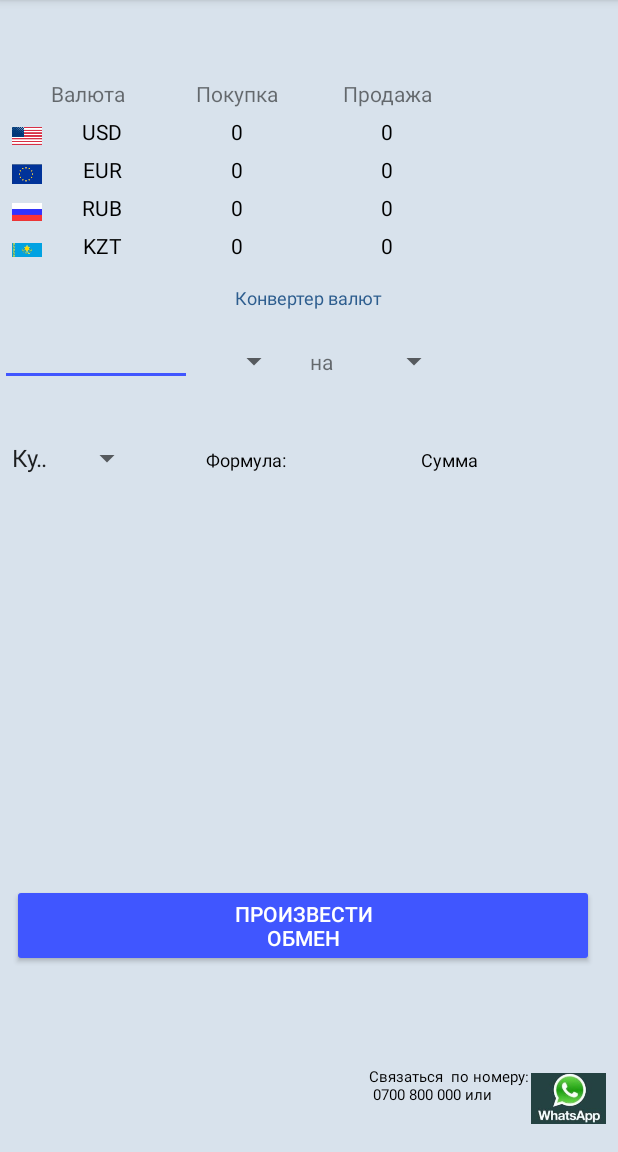
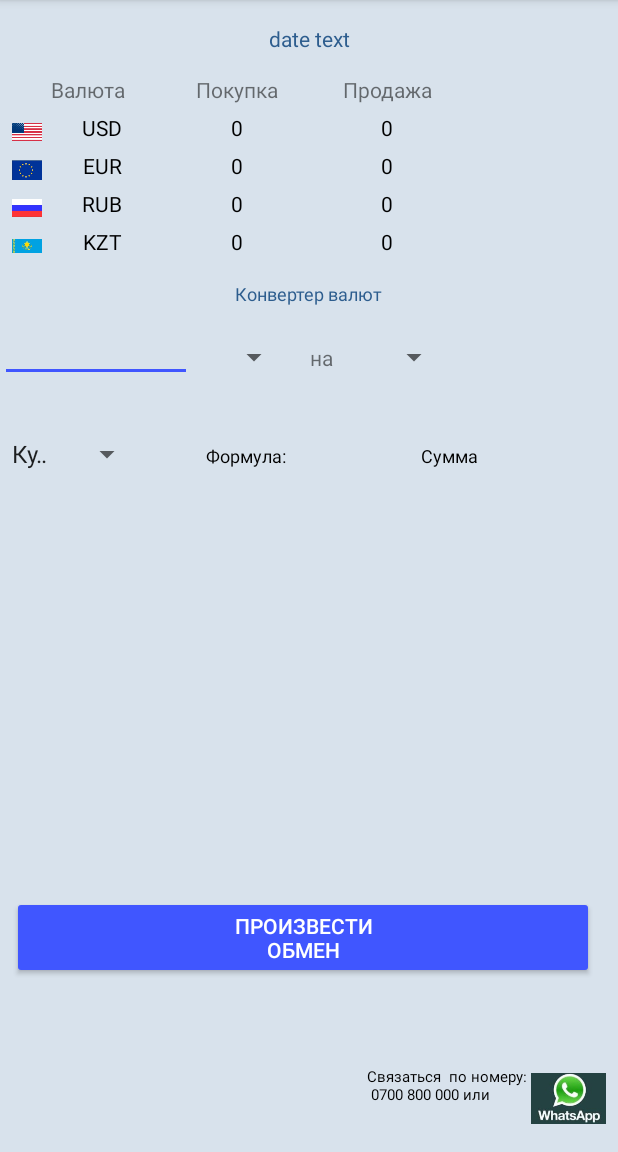
Before and after one commit to NurbekAl/OV, an Android app: the screen it shows after launch (Tablo), on a phone screen of 412 x 824 dp, the part 84-1236 px from its top. Run offline under Robolectric (Android 15) with nearby library versions, the phone set to English and light mode, and no system bars; our stand-ins replace Firebase (no records; nobody signed in at launch, a user with empty details on screens opened directly); 9 statements that could not run were skipped.

Commit message:
great date and time

```diff
--- a/app/src/main/res/layout/activity_tablo.xml
+++ b/app/src/main/res/layout/activity_tablo.xml
@@ -18,7 +18,7 @@
         style="@style/Base.Widget.AppCompat.Button.Colored"
         app:layout_constraintBottom_toBottomOf="parent"
         android:layout_marginBottom="8dp"
-        android:layout_marginRight="8dp"
+        android:layout_marginRight="16dp"
         app:layout_constraintRight_toRightOf="parent"
         android:layout_marginLeft="8dp"
         app:layout_constraintLeft_toLeftOf="parent"
@@ -44,20 +44,19 @@
     <GridLayout
         android:id="@+id/gridLayout"
         android:layout_width="0dp"
-        android:layout_height="179dp"
+        android:layout_height="wrap_content"
         android:layout_gravity="center"
         android:layout_marginEnd="8dp"
         android:layout_marginLeft="8dp"
         android:layout_marginRight="8dp"
         android:layout_marginStart="8dp"
-        android:layout_marginTop="0dp"
+        android:layout_marginTop="50dp"
         android:columnCount="3"
         android:orientation="horizontal"
-        app:layout_constraintHorizontal_bias="1.0"
+        app:layout_constraintHorizontal_bias="0.0"
         app:layout_constraintLeft_toLeftOf="parent"
         app:layout_constraintRight_toRightOf="parent"
-        app:layout_constraintTop_toTopOf="parent"
-        tools:layout_editor_absoluteY="-1dp">
+        app:layout_constraintTop_toTopOf="parent">
 
         <TextView
             android:id="@+id/valutaText"
@@ -156,10 +155,12 @@
             android:id="@+id/rubButton"
             android:layout_width="wrap_content"
             android:layout_height="wrap_content">
+
             <ImageView
                 android:layout_width="20dp"
                 android:layout_height="25dp"
-                android:src="@drawable/russia"/>
+                android:src="@drawable/russia" />
+
             <TextView
                 android:id="@+id/rublText"
                 android:layout_width="80dp"
@@ -189,17 +190,19 @@
         <LinearLayout
             android:layout_width="wrap_content"
             android:layout_height="wrap_content">
+
             <ImageView
                 android:layout_width="20dp"
                 android:layout_height="25dp"
-                android:src="@drawable/kazahstan"/>
+                android:src="@drawable/kazahstan" />
+
             <TextView
                 android:id="@+id/tengeText"
                 android:layout_width="80dp"
                 android:layout_height="@dimen/height"
                 android:text="KZT"
                 android:textAlignment="center"
-                android:textColor="@color/black"/>
+                android:textColor="@color/black" />
         </LinearLayout>
 
 
@@ -274,14 +277,14 @@
         android:layout_marginBottom="8dp"
         android:layout_marginRight="8dp"
         app:layout_constraintRight_toRightOf="parent"
-        android:clickable="true"/>
+        android:clickable="true"
+        android:layout_marginEnd="8dp" />
 
     <TextView
         android:id="@+id/textView3"
         android:layout_width="wrap_content"
         android:layout_height="wrap_content"
         android:layout_marginBottom="31dp"
-        android:layout_marginRight="-1dp"
         android:text="Связаться  по номеру: \n 0700 800 000 или "
         android:textColor="@color/black"
         android:textSize="10sp"
@@ -305,7 +308,9 @@
         app:layout_constraintBottom_toTopOf="@+id/linearLayout2"
         app:layout_constraintLeft_toLeftOf="parent"
         app:layout_constraintRight_toRightOf="parent"
-        app:layout_constraintTop_toBottomOf="@+id/gridLayout" />
+        app:layout_constraintTop_toBottomOf="@+id/gridLayout"
+        android:layout_marginStart="8dp"
+        android:layout_marginEnd="8dp" />
 
     <LinearLayout
         android:id="@+id/gridLayout2"
@@ -346,4 +351,21 @@
 
     </LinearLayout>
 
+    <TextView
+        android:id="@+id/dateText"
+        android:layout_width="368dp"
+        android:layout_height="wrap_content"
+        android:text="date text"
+        android:textColor="@color/blue"
+        android:gravity="center"
+        app:layout_constraintTop_toTopOf="parent"
+        android:layout_marginTop="8dp"
+        android:layout_marginBottom="8dp"
+        app:layout_constraintBottom_toTopOf="@+id/gridLayout"
+        android:layout_marginRight="8dp"
+        app:layout_constraintVertical_bias="0.529"
+        app:layout_constraintRight_toRightOf="parent"
+        android:layout_marginLeft="8dp"
+        app:layout_constraintLeft_toLeftOf="parent" />
+
 </android.support.constraint.ConstraintLayout>
```
Also changed, not shown: app/src/main/java/kg/obval/ov/Course.java (+20 -0 lines), app/src/main/java/kg/obval/ov/Tablo.java (+27 -0 lines).
